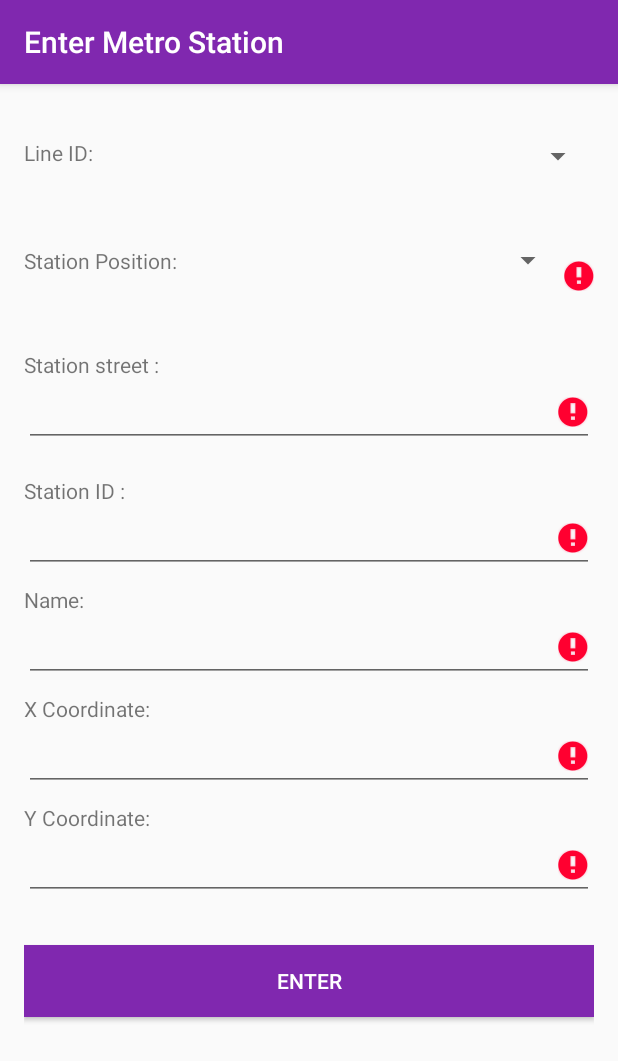
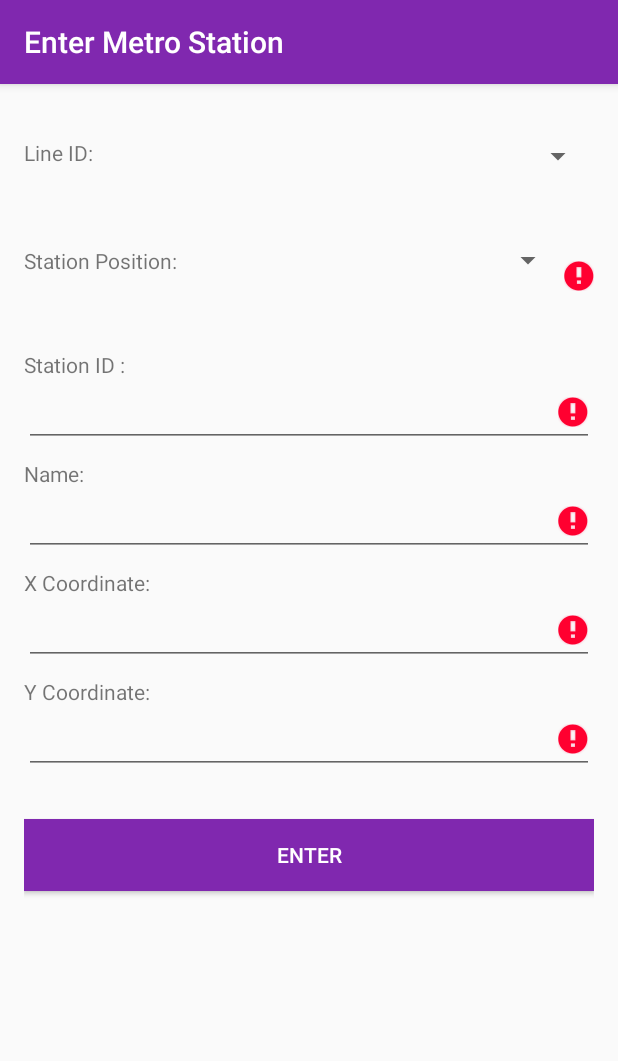
Before and after one commit to saramb/routeIt, an Android app: the EnterMetroStation screen opened directly, with no data from a screen before it, after a tap on "ENTER", on a phone screen of 412 x 824 dp. Shown: the top 1061 px of the screen. Run offline under Robolectric (Android 15) with nearby library versions, the phone set to English and light mode, and no system bars; libraries missing offline, so code that uses them is left out: retrofit.client; 4 statements that could not run were skipped.

Commit message:
sara last chande

```diff
--- a/app/src/main/java/com/it/mahaalrasheed/route/EnterMetroStation.java
+++ b/app/src/main/java/com/it/mahaalrasheed/route/EnterMetroStation.java
@@ -24,9 +24,9 @@ import retrofit.RetrofitError;
 import retrofit.client.Response;
 
 public class EnterMetroStation extends AppCompatActivity {
-    String s,n,c,c2,c3,st;
+    String s,n,c,c2,c3;
     private String ROOT_URL = map.ROOT_URL;
-    EditText station,name,coor,coor2,street;
+    EditText station,name,coor,coor2;
     Spinner MetroLine;
     List<String> spin = new ArrayList<String>();
     List<String> spinPosition = new ArrayList<String>();
@@ -48,7 +48,6 @@ public class EnterMetroStation extends AppCompatActivity {
         name =(EditText) findViewById(R.id.metroName);
         coor =(EditText) findViewById(R.id.metroCoordinates);
         coor2 =(EditText) findViewById(R.id.metroCoordinates2);
-        street =(EditText) findViewById(R.id.editText2);
         final TextView error=(TextView)findViewById(R.id.textView2);
         final TextView error2=(TextView)findViewById(R.id.textView36);
         Position=(Spinner)findViewById(R.id.spinner7);
@@ -74,10 +73,9 @@ public class EnterMetroStation extends AppCompatActivity {
                 n = name.getText().toString();
                 c = coor.getText().toString();
                 c2=coor2.getText().toString();
-                st=street.getText().toString();
 
 
-                if (s.equals("") ||st.equals("") || n.equals("") || c.equals("")|| Position.getSelectedItem().toString().equals(" ") || MetroLine.getSelectedItem().toString().equals(" ")) {
+                if (s.equals("") || n.equals("") || c.equals("")|| Position.getSelectedItem().toString().equals(" ") || MetroLine.getSelectedItem().toString().equals(" ")) {
 
                     if(MetroLine.getSelectedItem().toString().equals(" ")){
                         error.requestFocus();
@@ -97,9 +95,6 @@ public class EnterMetroStation extends AppCompatActivity {
                         station.setError("Please fill station ID");
                     }
 
-                    if (street.getText().toString().equals("")) {
-                        street.setError("Please fill  Street Name");
-                    }
                     if (name.getText().toString().equals("")) {
                         name.setError("Please fill the name");
                     }
--- a/app/src/main/res/layout/activity_enter_bus_station.xml
+++ b/app/src/main/res/layout/activity_enter_bus_station.xml
@@ -230,7 +230,7 @@
             <TextView
                 android:layout_width="wrap_content"
                 android:layout_height="wrap_content"
-                android:text="X Coordinate:"
+                android:text="Y Coordinate:"
                 android:id="@+id/textView30" />
 
             <EditText
--- a/app/src/main/res/layout/activity_enter_metro_station.xml
+++ b/app/src/main/res/layout/activity_enter_metro_station.xml
@@ -88,24 +88,6 @@
                 android:layout_marginTop="8dp"
                 android:weightSum="1"
                 >
-
-                <TextView
-                    android:layout_width="wrap_content"
-                    android:layout_height="wrap_content"
-                    android:text="Station street :"
-                    android:id="@+id/StreettextView"
-                    />
-
-                <EditText
-                    android:layout_width="match_parent"
-                    android:layout_height="wrap_content"
-                    android:id="@+id/editText2"
-                    />
-
-                <TextView
-                    android:layout_width="wrap_content"
-                    android:layout_height="wrap_content"
-                    android:id="@+id/textView9" />
 
 
                 <TextView
```
Also changed, not shown: app/src/main/java/com/it/mahaalrasheed/route/map.java (+32 -9 lines).
